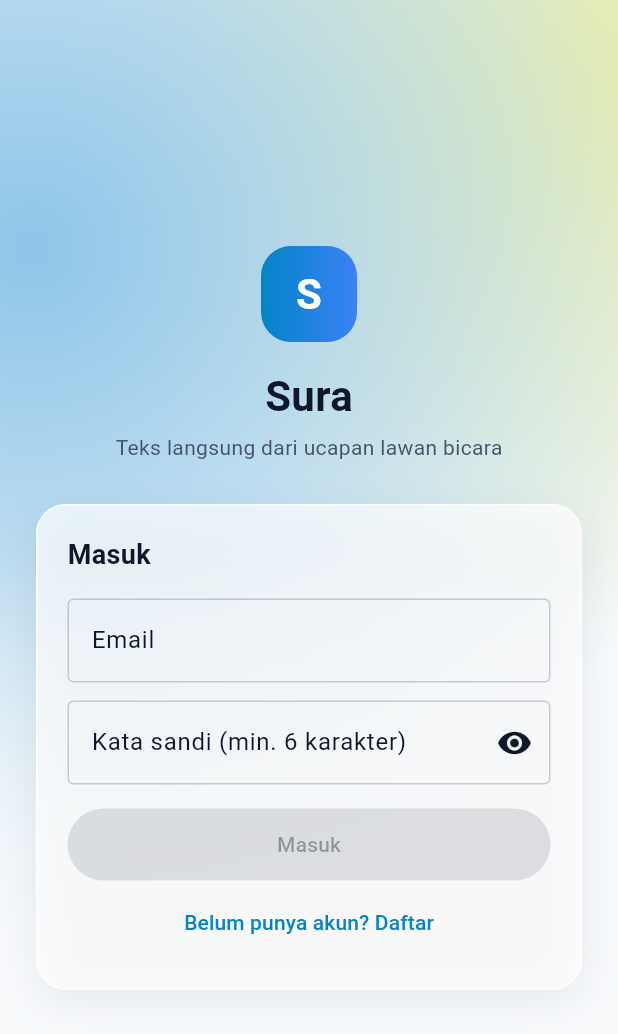
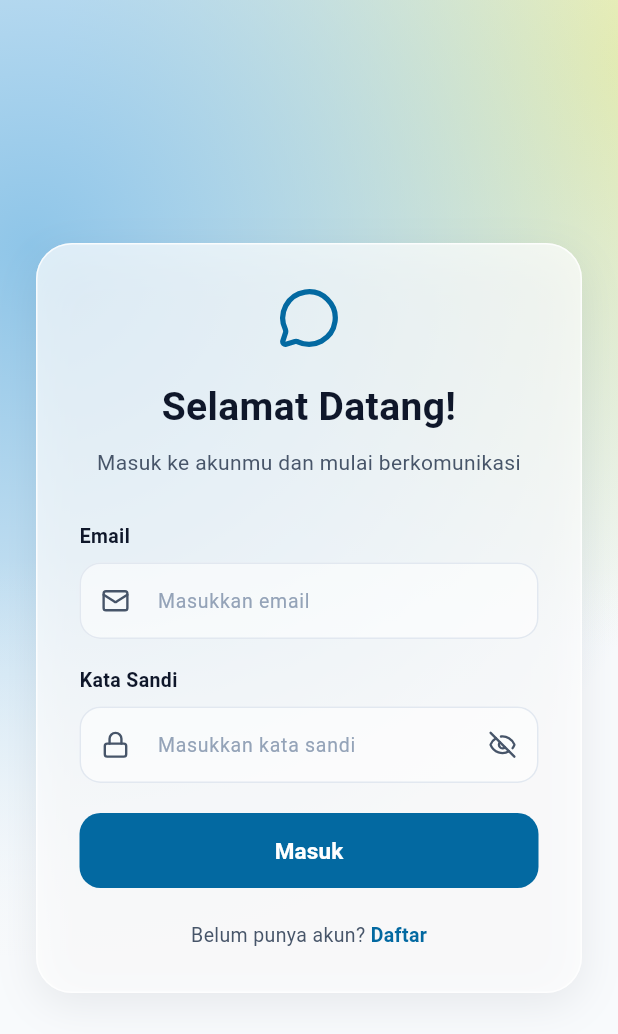
Before and after one commit to Kyara-Najwa/Sura-GDGOC, a Flutter app: the screen it shows after launch, on a phone screen of 412 x 824 dp. Shown: the top 1034 px of the screen. Run offline on Flutter 3.47's test engine with Material 3 defaults, Android fonts, the phone set to English and light mode, and no system bars; our stand-ins replace lucide_icons_flutter, speech_to_text, supabase_flutter; accounts and stored records are empty.

Commit message:
feat: update UI halaman masuk & utama, tambah lucide_icons_flutter
Tambah validasi form async di proses login/daftar
Update tampilan halaman utama
Tambah kotlin.incremental=false untuk build Android

```diff
--- a/lib/views/halaman_masuk.dart
+++ b/lib/views/halaman_masuk.dart
@@ -1,5 +1,8 @@
+
 import 'package:flutter/material.dart';
+import 'package:lucide_icons_flutter/lucide_icons.dart';
 import 'package:provider/provider.dart';
+
 import '../controllers/akun_controller.dart';
 import '../theme.dart';
 
@@ -14,6 +17,7 @@ class _HalamanMasukState extends State<HalamanMasuk> {
   final _nama = TextEditingController();
   final _email = TextEditingController();
   final _sandi = TextEditingController();
+
   bool _modeDaftar = false;
   bool _sandiTerlihat = false;
 
@@ -25,23 +29,37 @@ class _HalamanMasukState extends State<HalamanMasuk> {
     super.dispose();
   }
 
-  bool get _formValid =>
-      _email.text.trim().isNotEmpty &&
-      _sandi.text.length >= 6 &&
-      (!_modeDaftar || _nama.text.trim().isNotEmpty);
+  Future<void> _kirim() async {
+    final akun = context.read<AkunController>();
 
-  void _kirim() {
-    final akun = context.read<AkunController>();
+    if (_email.text.trim().isEmpty || _sandi.text.isEmpty) {
+      return;
+    }
+
+    if (_modeDaftar && _nama.text.trim().isEmpty) {
+      return;
+    }
+
     if (_modeDaftar) {
-      akun.daftar(_nama.text, _email.text, _sandi.text);
+      await akun.daftar(
+        _nama.text.trim(),
+        _email.text.trim(),
+        _sandi.text,
+      );
     } else {
-      akun.masuk(_email.text, _sandi.text);
+      await akun.masuk(
+        _email.text.trim(),
+        _sandi.text,
+      );
     }
   }
 
   void _gantiMode() {
+    setState(() {
+      _modeDaftar = !_modeDaftar;
+    });
+
     context.read<AkunController>().hapusPesan();
-    setState(() => _modeDaftar = !_modeDaftar);
   }
 
   @override
@@ -49,144 +67,167 @@ class _HalamanMasukState extends State<HalamanMasuk> {
     final akun = context.watch<AkunController>();
 
     return Scaffold(
+      backgroundColor: Colors.transparent,
       body: SafeArea(
         child: Center(
           child: SingleChildScrollView(
             padding: const EdgeInsets.all(24),
             child: ConstrainedBox(
               constraints: const BoxConstraints(maxWidth: 420),
+              child: Container(
+                padding: const EdgeInsets.all(28),
+                decoration: glassCard(radius: 24),
                 child: Column(
-                mainAxisSize: MainAxisSize.min,
+                  crossAxisAlignment: CrossAxisAlignment.stretch,
                   children: [
-                  Container(
-                    width: 64,
-                    height: 64,
-                    alignment: Alignment.center,
-                    decoration: BoxDecoration(
-                      borderRadius: BorderRadius.circular(20),
-                      gradient: const LinearGradient(
-                        colors: [BL.sky600, Color(0xFF3B82F6)],
+                    const Icon(
+                      LucideIcons.messageCircle,
+                      size: 42,
+                      color: BL.sky700,
                     ),
-                    ),
-                    child: const Text(
-                      'S',
-                      style: TextStyle(
-                        color: Colors.white,
-                        fontSize: 28,
-                        fontWeight: FontWeight.bold,
-                      ),
-                    ),
-                  ),
-                  const SizedBox(height: 16),
-                  const Text(
-                    'Sura',
-                    style: TextStyle(
-                      fontSize: 28,
+                    const SizedBox(height: 20),
+
+                    Text(
+                      _modeDaftar
+                          ? 'Buat Akun Sura'
+                          : 'Selamat Datang!',
+                      textAlign: TextAlign.center,
+                      style: const TextStyle(
+                        fontSize: 26,
                         fontWeight: FontWeight.bold,
                         color: BL.ink,
                       ),
                     ),
-                  const SizedBox(height: 4),
-                  const Text(
-                    'Teks langsung dari ucapan lawan bicara',
-                    style: TextStyle(color: BL.inkMuted),
-                  ),
-                  const SizedBox(height: 28),
+                    const SizedBox(height: 8),
 
-                  Container(
-                    padding: const EdgeInsets.all(20),
-                    decoration: glassCard(),
-                    child: Column(
-                      crossAxisAlignment: CrossAxisAlignment.stretch,
-                      children: [
                     Text(
-                          _modeDaftar ? 'Buat akun' : 'Masuk',
+                      _modeDaftar
+                          ? 'Daftar untuk mulai menggunakan Sura'
+                          : 'Masuk ke akunmu dan mulai berkomunikasi',
+                      textAlign: TextAlign.center,
                       style: const TextStyle(
-                            fontSize: 18,
-                            fontWeight: FontWeight.bold,
+                        fontSize: 14,
+                        color: BL.inkMuted,
                       ),
                     ),
-                        const SizedBox(height: 16),
+                    const SizedBox(height: 30),
+
                     if (_modeDaftar) ...[
-                          TextField(
+                      _label('Nama Lengkap'),
+                      const SizedBox(height: 8),
+                      _field(
                         controller: _nama,
-                            textCapitalization: TextCapitalization.words,
-                            decoration: const InputDecoration(
-                              labelText: 'Nama',
-                              border: OutlineInputBorder(),
+                        hint: 'Masukkan nama lengkap',
+                        icon: LucideIcons.user,
                       ),
-                            onChanged: (_) => setState(() {}),
+                      const SizedBox(height: 18),
+                    ],
+
+                    _label('Email'),
+                    const SizedBox(height: 8),
+                    _field(
+                      controller: _email,
+                      hint: 'Masukkan email',
+                      icon: LucideIcons.mail,
+                      keyboardType: TextInputType.emailAddress,
+                    ),
+                    const SizedBox(height: 18),
+
+                    _label('Kata Sandi'),
+                    const SizedBox(height: 8),
+                    _field(
+                      controller: _sandi,
+                      hint: 'Masukkan kata sandi',
+                      icon: LucideIcons.lock,
+                      obscureText: !_sandiTerlihat,
+                      suffix: IconButton(
+                        onPressed: () {
+                          setState(() {
+                            _sandiTerlihat = !_sandiTerlihat;
+                          });
+                        },
+                        icon: Icon(
+                          _sandiTerlihat
+                              ? LucideIcons.eye
+                              : LucideIcons.eyeOff,
+                          size: 19,
+                          color: BL.inkMuted,
+                        ),
+                      ),
+                    ),
+
+                    const SizedBox(height: 20),
+
+                    if (akun.pesan != null) ...[
+                      Text(
+                        akun.pesan!,
+                        textAlign: TextAlign.center,
+                        style: TextStyle(
+                          color: akun.pesanBerhasil
+                              ? BL.emerald600
+                              : BL.rose600,
+                          fontSize: 13,
+                        ),
                       ),
                       const SizedBox(height: 12),
                     ],
-                        TextField(
-                          controller: _email,
-                          keyboardType: TextInputType.emailAddress,
-                          decoration: const InputDecoration(
-                            labelText: 'Email',
-                            border: OutlineInputBorder(),
+
+                    SizedBox(
+                      height: 50,
+                      child: FilledButton(
+                        onPressed: akun.sibuk ? null : _kirim,
+                        style: FilledButton.styleFrom(
+                          backgroundColor: BL.sky700,
+                          foregroundColor: Colors.white,
+                          shape: RoundedRectangleBorder(
+                            borderRadius: BorderRadius.circular(14),
                           ),
-                          onChanged: (_) => setState(() {}),
-                        ),
-                        const SizedBox(height: 12),
-                        TextField(
-                          controller: _sandi,
-                          obscureText: !_sandiTerlihat,
-                          decoration: InputDecoration(
-                            labelText: 'Kata sandi (min. 6 karakter)',
-                            border: const OutlineInputBorder(),
-                            suffixIcon: IconButton(
-                              icon: Icon(_sandiTerlihat
-                                  ? Icons.visibility_off
-                                  : Icons.visibility),
-                              onPressed: () => setState(
-                                  () => _sandiTerlihat = !_sandiTerlihat),
-                            ),
-                          ),
-                          onChanged: (_) => setState(() {}),
-                          onSubmitted: (_) {
-                            if (_formValid && !akun.sibuk) _kirim();
-                          },
-                        ),
-                        if (akun.pesan != null) ...[
-                          const SizedBox(height: 12),
-                          Text(
-                            akun.pesan!,
-                            style: TextStyle(
-                              fontSize: 13,
-                              color: akun.pesanBerhasil
-                                  ? BL.emerald600
-                                  : BL.rose600,
-                            ),
-                          ),
-                        ],
-                        const SizedBox(height: 16),
-                        FilledButton(
-                          onPressed:
-                              (_formValid && !akun.sibuk) ? _kirim : null,
-                          style: FilledButton.styleFrom(
-                            minimumSize: const Size.fromHeight(48),
                         ),
                         child: akun.sibuk
                             ? const SizedBox(
-                                  width: 20,
-                                  height: 20,
+                                width: 22,
+                                height: 22,
                                 child: CircularProgressIndicator(
                                   strokeWidth: 2,
                                   color: Colors.white,
                                 ),
                               )
-                              : Text(_modeDaftar ? 'Daftar' : 'Masuk'),
+                            : Text(
+                                _modeDaftar ? 'Daftar' : 'Masuk',
+                                style: const TextStyle(
+                                  fontSize: 15,
+                                  fontWeight: FontWeight.w600,
                                 ),
-                        const SizedBox(height: 4),
-                        TextButton(
-                          onPressed: _gantiMode,
-                          child: Text(_modeDaftar
-                              ? 'Sudah punya akun? Masuk'
-                              : 'Belum punya akun? Daftar'),
+                              ),
+                      ),
+                    ),
+
+                    const SizedBox(height: 22),
+
+                    Row(
+                      mainAxisAlignment: MainAxisAlignment.center,
+                      children: [
+                        Text(
+                          _modeDaftar
+                              ? 'Sudah punya akun? '
+                              : 'Belum punya akun? ',
+                          style: const TextStyle(
+                            color: BL.inkMuted,
+                            fontSize: 13,
+                          ),
+                        ),
+                        GestureDetector(
+                          onTap: _gantiMode,
+                          child: Text(
+                            _modeDaftar ? 'Masuk' : 'Daftar',
+                            style: const TextStyle(
+                              color: BL.sky700,
+                              fontWeight: FontWeight.bold,
+                              fontSize: 13,
+                            ),
+                          ),
                         ),
                       ],
-                    ),
                     ),
                   ],
                 ),
@@ -194,6 +235,74 @@ class _HalamanMasukState extends State<HalamanMasuk> {
             ),
           ),
         ),
+      ),
+    );
+  }
+
+  Widget _label(String text) {
+    return Text(
+      text,
+      style: const TextStyle(
+        color: BL.ink,
+        fontSize: 13,
+        fontWeight: FontWeight.w600,
+      ),
+    );
+  }
+
+  Widget _field({
+    required TextEditingController controller,
+    required String hint,
+    required IconData icon,
+    TextInputType keyboardType = TextInputType.text,
+    bool obscureText = false,
+    Widget? suffix,
+  }) {
+    return TextField(
+      controller: controller,
+      keyboardType: keyboardType,
+      obscureText: obscureText,
+      onChanged: (_) => setState(() {}),
+      style: const TextStyle(
+        color: BL.ink,
+        fontSize: 14,
+      ),
+      decoration: InputDecoration(
+        hintText: hint,
+        hintStyle: const TextStyle(
+          color: Color(0xFF94A3B8),
+          fontSize: 13,
+        ),
+        prefixIcon: Icon(
+          icon,
+          size: 19,
+          color: BL.inkMuted,
+        ),
+        suffixIcon: suffix,
+        filled: true,
+        fillColor: Colors.white.withValues(alpha: 0.55),
+        contentPadding: const EdgeInsets.symmetric(
+          horizontal: 16,
+          vertical: 15,
+        ),
+        border: OutlineInputBorder(
+          borderRadius: BorderRadius.circular(14),
+          borderSide: BorderSide.none,
+        ),
+        enabledBorder: OutlineInputBorder(
+          borderRadius: BorderRadius.circular(14),
+          borderSide: const BorderSide(
+            color: Color(0xFFE2E8F0),
+          ),
+        ),
+        focusedBorder: OutlineInputBorder(
+          borderRadius: BorderRadius.circular(14),
+          borderSide: const BorderSide(
+            color: BL.sky600,
+            width: 1.5,
+          ),
+        ),
+      ),
     );
   }
 }
--- a/lib/views/halaman_utama.dart
+++ b/lib/views/halaman_utama.dart
@@ -1,6 +1,10 @@
+
 import 'package:flutter/material.dart';
 import 'package:provider/provider.dart';
+import 'package:lucide_icons_flutter/lucide_icons.dart';
+
 import '../controllers/navigasi_controller.dart';
+import '../theme.dart';
 import 'halaman_benchmark.dart';
 import 'halaman_hud.dart';
 import 'halaman_komunikasi.dart';
@@ -23,26 +27,26 @@ class _ItemTab {
 const _daftarTab = <_ItemTab>[
   _ItemTab(
     nama: 'Komunikasi',
-    ikon: Icons.chat_bubble_outline,
-    ikonAktif: Icons.chat_bubble,
+    ikon: LucideIcons.messageCircle,
+    ikonAktif: LucideIcons.messageCircle,
     halaman: HalamanKomunikasi(),
   ),
   _ItemTab(
     nama: 'HUD',
-    ikon: Icons.visibility_outlined,
-    ikonAktif: Icons.visibility,
+    ikon: LucideIcons.glasses,
+    ikonAktif: LucideIcons.glasses,
     halaman: HalamanHud(),
   ),
   _ItemTab(
     nama: 'Benchmark',
-    ikon: Icons.analytics_outlined,
-    ikonAktif: Icons.analytics,
+    ikon: LucideIcons.chartNoAxesCombined,
+    ikonAktif: LucideIcons.chartNoAxesCombined,
     halaman: HalamanBenchmark(),
   ),
   _ItemTab(
     nama: 'Profil',
-    ikon: Icons.person_outline,
-    ikonAktif: Icons.person,
+    ikon: LucideIcons.userRound,
+    ikonAktif: LucideIcons.userRound,
     halaman: HalamanProfil(),
   ),
 ];
@@ -55,21 +59,48 @@ class HalamanUtama extends StatelessWidget {
     final navigasi = context.watch<NavigasiController>();
 
     return Scaffold(
+      backgroundColor: Colors.transparent,
+
       appBar: AppBar(
-        title: Text('Sura · ${_daftarTab[navigasi.tabAktif].nama}'),
+        title: Text(
+          'Sura · ${_daftarTab[navigasi.tabAktif].nama}',
+          style: const TextStyle(
+            fontSize: 19,
+            fontWeight: FontWeight.bold,
+            color: BL.ink,
+          ),
+        ),
+        centerTitle: false,
       ),
+
       body: IndexedStack(
         index: navigasi.tabAktif,
-        children: [for (final tab in _daftarTab) tab.halaman],
+        children: [
+          for (final tab in _daftarTab) tab.halaman,
+        ],
       ),
+
       bottomNavigationBar: NavigationBar(
         selectedIndex: navigasi.tabAktif,
-        onDestinationSelected: context.read<NavigasiController>().pilihTab,
+        onDestinationSelected:
+            context.read<NavigasiController>().pilihTab,
+        backgroundColor: BL.glass,
+        indicatorColor: BL.sky600.withValues(alpha: 0.15),
+        elevation: 0,
+        labelBehavior: NavigationDestinationLabelBehavior.alwaysShow,
         destinations: [
           for (final tab in _daftarTab)
             NavigationDestination(
-              icon: Icon(tab.ikon),
-              selectedIcon: Icon(tab.ikonAktif),
+              icon: Icon(
+                tab.ikon,
+                size: 21,
+                color: BL.inkMuted,
+              ),
+              selectedIcon: Icon(
+                tab.ikonAktif,
+                size: 22,
+                color: BL.sky700,
+              ),
               label: tab.nama,
             ),
         ],
--- a/pubspec.yaml
+++ b/pubspec.yaml
@@ -38,7 +38,7 @@ dependencies:
   provider: ^6.1.5+1
   supabase_flutter: ^2.18.3
   speech_to_text: ^7.5.0
-
+  lucide_icons_flutter: ^4.0.3
 dev_dependencies:
   flutter_test:
     sdk: flutter
```
Also changed, not shown: pubspec.lock, 1 other file. Lines whose indentation alone changed are shown as unchanged.
